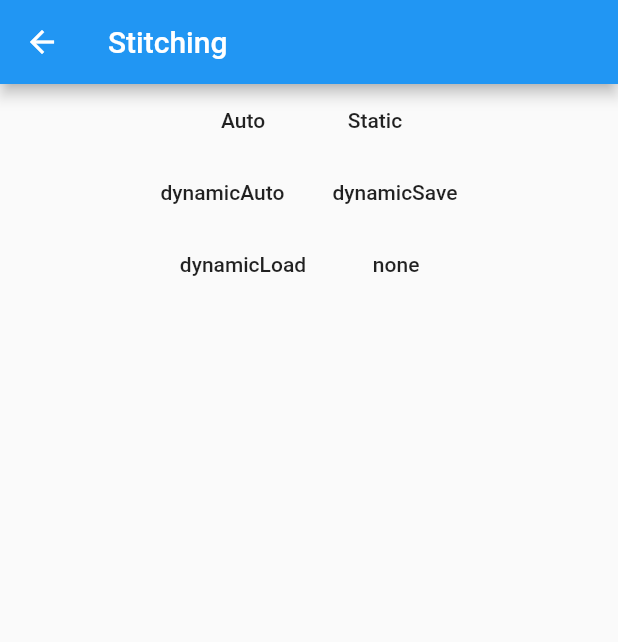
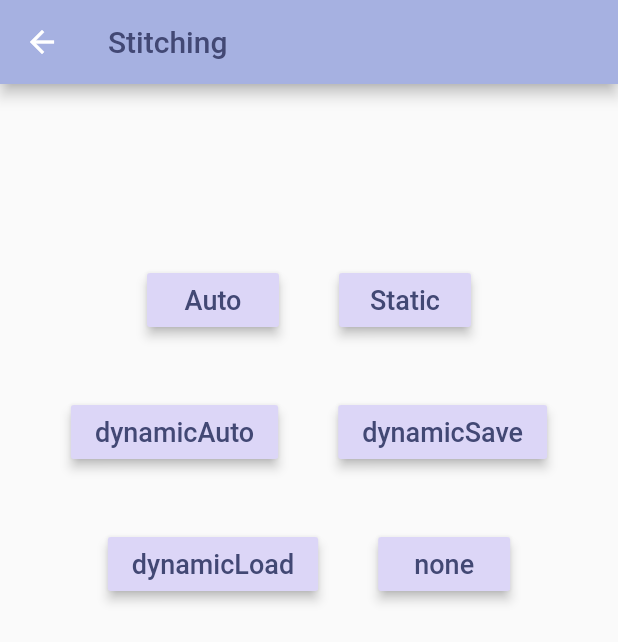
Before and after one commit to caitlynbakery/theta_tester, a Flutter app: the screen it shows after launch, after a tap on "STITCHING", on a phone screen of 412 x 824 dp. Shown: the top 642 px of the screen. Run offline on Flutter 3.47's test engine with Material 2 defaults, Android fonts, the phone set to English and light mode, and no system bars; network calls fail.

Commit message:
edit button colors

```diff
--- a/lib/screens/image_view.dart
+++ b/lib/screens/image_view.dart
@@ -11,7 +11,7 @@ class _ImageViewScreenState extends State<ImageViewScreen> {
 
   void getPicture() async {
      String tempUrl = await getLastImageUrl();
-     print(tempUrl);
+
      setState(() {
        url = tempUrl;
      });
--- a/lib/screens/stitching_screen.dart
+++ b/lib/screens/stitching_screen.dart
@@ -11,29 +11,52 @@ class StitchingScreen extends StatelessWidget {
   Widget build(BuildContext context) {
     return Scaffold(
       appBar: AppBar(
-        title: Text('Stitching'),
+        title: Text('Stitching', style: TextStyle(color: Color(0xff424874)),),
+        backgroundColor: Color(0xffa6b1e1),
       ),
       body: Column(
+
         children: <Widget>[
+          SizedBox(
+            height: 100.0,
+          ),
           Row(
             mainAxisAlignment: MainAxisAlignment.center,
             children: <Widget>[
-              Button(buttonTitle: "Auto", buttonFunction: stitchingAuto,),
-              Button(buttonTitle: "Static", buttonFunction: stitchingStatic,),
+              Padding(
+                padding: const EdgeInsets.all(20.0),
+                child: Button(buttonTitle: "Auto", buttonFunction: stitchingAuto,),
+              ),
+              Padding(
+                padding: const EdgeInsets.all(20.0),
+                child: Button(buttonTitle: "Static", buttonFunction: stitchingStatic,),
+              ),
             ],
           ),
           Row(
             mainAxisAlignment: MainAxisAlignment.center,
             children: <Widget>[
-              Button(buttonTitle: "dynamicAuto", buttonFunction: stitchingDynamicAuto,),
-              Button(buttonTitle: "dynamicSave", buttonFunction: stitchingDynamicSave,),
+              Padding(
+                padding: const EdgeInsets.all(20.0),
+                child: Button(buttonTitle: "dynamicAuto", buttonFunction: stitchingDynamicAuto,),
+              ),
+              Padding(
+                padding: const EdgeInsets.all(20.0),
+                child: Button(buttonTitle: "dynamicSave", buttonFunction: stitchingDynamicSave,),
+              ),
             ],
           ),
           Row(
             mainAxisAlignment: MainAxisAlignment.center,
             children: <Widget>[
-              Button(buttonTitle: "dynamicLoad", buttonFunction: stitchingDynamicLoad,),
-              Button(buttonTitle: "none", buttonFunction: stitchingNone,),
+              Padding(
+                padding: const EdgeInsets.all(20.0),
+                child: Button(buttonTitle: "dynamicLoad", buttonFunction: stitchingDynamicLoad,),
+              ),
+              Padding(
+                padding: const EdgeInsets.all(20.0),
+                child: Button(buttonTitle: "none", buttonFunction: stitchingNone,),
+              ),
             ],
           )
         ],
@@ -50,10 +73,12 @@ class Button extends StatelessWidget {
   @override
   Widget build(BuildContext context) {
     return MaterialButton(
-      child: Text(buttonTitle),
+      child: Text(buttonTitle, style: TextStyle(color: Color(0xff424874), fontSize: 18.0),),
       onPressed: (){
         buttonFunction();
-      }
+      },
+      color: Color(0xffdcd6f7),
+      elevation: 3.0,
     );
   }
 }
--- a/lib/screens/tools_screen.dart
+++ b/lib/screens/tools_screen.dart
@@ -26,20 +26,21 @@ class ToolsScreen extends StatelessWidget {
         child: Column(
           crossAxisAlignment: CrossAxisAlignment.center,
           children: <Widget>[
+
             Row(
               mainAxisAlignment: MainAxisAlignment.center,
               children: <Widget>[
                 Padding(
-                  padding: const EdgeInsets.only(top: 35.0),
-                  child: MaterialButton(
+                  padding: const EdgeInsets.only(top: 35.0, right: 20.0),
+                  child: IconButton(
                     onPressed: (){
                         Navigator.pushNamed(context, '/imageview');
                     },
-                    child: Icon(Icons.image, color: Color(0xff424874), size: 20,),
+                    icon: Icon(Icons.image, color: Color(0xff424874), size: 40,),
                   ),
                 ),
                 Padding(
-                  padding: const EdgeInsets.only(top: 35.0),
+                  padding: const EdgeInsets.only(top: 35.0, left: 20.0),
                   child: MaterialButton(
                     onPressed: (){
                       takePicture();
@@ -92,6 +93,14 @@ class ToolsScreen extends StatelessWidget {
                       Navigator.pushNamed(context, "/stitching");
                     },
                     child: Text("STITCHING"),
+
+                    borderSide: BorderSide(
+                      color: Color(0xff424874),
+                      style: BorderStyle.solid,
+                      width: 2.0,
+                    ),
+                    highlightedBorderColor: Color(0xffdcd6f7),
+                    splashColor: Color(0xffdcd6f7),
                   ),
                 ),
                 Padding(
@@ -101,6 +110,13 @@ class ToolsScreen extends StatelessWidget {
                       Navigator.pushNamed(context, "/orientation");
                     },
                     child: Text("ORIENTATION"),
+                    borderSide: BorderSide(
+                        color: Color(0xff424874),
+                      style: BorderStyle.solid,
+                      width: 2.0,
+                    ),
+                    highlightedBorderColor: Color(0xffdcd6f7),
+                    splashColor: Color(0xffdcd6f7),
                   ),
                 ),
               ],
```
Also changed, not shown: lib/screens/orientation_screen.dart (+31 -8 lines), doc/image_view.png (added), 1 other file.
